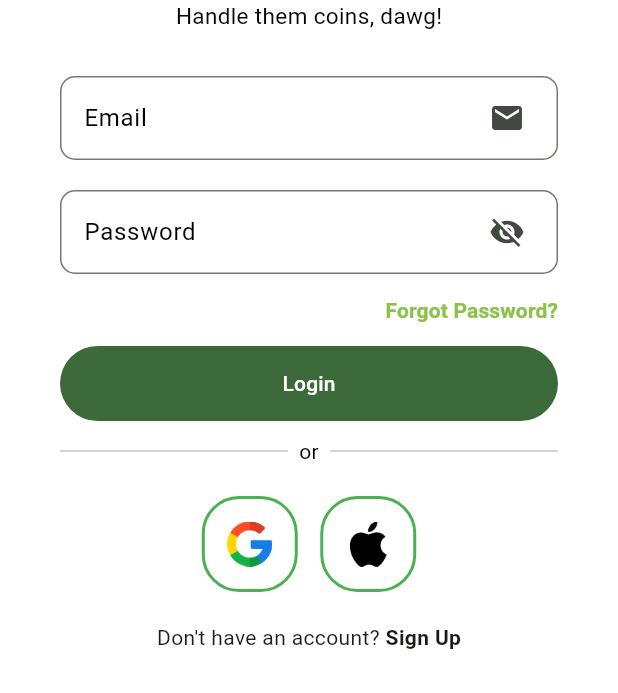
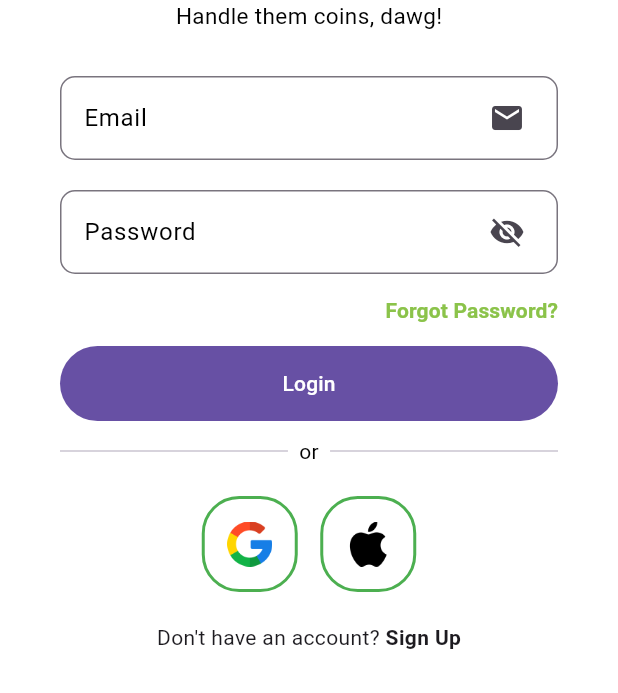
Before and after one commit to fabiooo4/Pecunia, a Flutter app: the screen it shows after launch, on a phone screen of 412 x 824 dp, the part 543-1236 px from its top. Run offline on Flutter 3.47's test engine with Material 2 defaults, Android fonts, the phone set to English and light mode, and no system bars; our stand-ins replace flutter_riverpod, go_router, google_nav_bar, riverpod_annotation, supabase_flutter, syncfusion_flutter_charts; accounts and stored records are empty; generated files the repository leaves out were written again.

Commit message:
minor changes

```diff
--- a/lib/screens/dashboard/dashboard.dart
+++ b/lib/screens/dashboard/dashboard.dart
@@ -41,7 +41,6 @@
         .watch(userProvider(id: Supabase.instance.client.auth.currentUser!.id));
 
     return Scaffold(
-      backgroundColor: Colors.white,
       body: Center(
         child: SafeArea(
           child: Column(
--- a/lib/src/app.dart
+++ b/lib/src/app.dart
@@ -15,26 +15,15 @@
 
   @override
   Widget build(BuildContext context) {
-    // Glue the SettingsController to the MaterialApp.
-    //
-    // The AnimatedBuilder Widget listens to the SettingsController for changes.
-    // Whenever the user updates their settings, the MaterialApp is rebuilt.
     return AnimatedBuilder(
       animation: settingsController,
-      builder: (BuildContext context, Widget? child,) {
-
+      builder: (
+        BuildContext context,
+        Widget? child,
+      ) {
         return MaterialApp.router(
           routerConfig: router,
-
-          // Providing a restorationScopeId allows the Navigator built by the
-          // MaterialApp to restore the navigation stack when a user leaves and
-          // returns to the app after it has been killed while running in the
-          // background.
           restorationScopeId: 'app',
-
-          // Provide the generated AppLocalizations to the MaterialApp. This
-          // allows descendant Widgets to display the correct translations
-          // depending on the user's locale.
           localizationsDelegates: const [
             AppLocalizations.delegate,
             GlobalMaterialLocalizations.delegate,
@@ -42,33 +31,64 @@
             GlobalCupertinoLocalizations.delegate,
           ],
           supportedLocales: const [
-            Locale('en', ''), // English, no country code
+            Locale('en', ''),
           ],
-
-          // Use AppLocalizations to configure the correct application title
-          // depending on the user's locale.
-          //
-          // The appTitle is defined in .arb files found in the localization
-          // directory.
           onGenerateTitle: (BuildContext context) =>
               AppLocalizations.of(context)!.appTitle,
-
-          // Define a light and dark color theme. Then, read the user's
-          // preferred ThemeMode (light, dark, or system default) from the
-          // SettingsController to display the correct theme.
-          theme: ThemeData(
-            useMaterial3: true,
-            colorScheme: ColorScheme.fromSeed(seedColor: Colors.green),
-          ),
-          darkTheme: ThemeData.dark(
-            useMaterial3: true,
-          ),
+          theme: AppTheme().lightTheme,
+          darkTheme: AppTheme().darkTheme,
           themeMode: ThemeMode.light,
-
-          // Define a function to handle named routes in order to support
-          // Flutter web url navigation and deep linking.
+          debugShowCheckedModeBanner: false,
         );
       },
     );
   }
 }
+
+class AppColors {
+  static const MaterialColor lightGreen = MaterialColor(
+    0xFF00C853, // Primary color value
+    <int, Color>{
+      50: Color(0xFFF1F8E9),
+      100: Color(0xFFDCEDC8),
+      200: Color(0xFFC5E1A5),
+      300: Color(0xFFAED581),
+      400: Color(0xFF9CCC65),
+      500: Color(0xFF8BC34A),
+      600: Color(0xFF7CB342),
+      700: Color(0xFF689F38),
+      800: Color(0xFF558B2F),
+      900: Color(0xFF33691E),
+    },
+  );
+
+  static const MaterialColor darkGreen = MaterialColor(
+    0xFF00C853, // Primary color value
+    <int, Color>{
+      50: Color(0xFF1B5E20),
+      100: Color(0xFF22492D),
+      200: Color(0xFF1E3A23),
+      300: Color(0xFF15291A),
+      400: Color(0xFF0E1F15),
+      500: Color(0xFF0A140F),
+      600: Color(0xFF080E0A),
+      700: Color(0xFF050A08),
+      800: Color(0xFF020505),
+      900: Color(0xFF000000),
+    },
+  );
+}
+
+class AppTheme {
+  ThemeData get lightTheme => ThemeData(
+        useMaterial3: true,
+        brightness: Brightness.light,
+        primarySwatch: AppColors.lightGreen,
+      );
+
+  ThemeData get darkTheme => ThemeData(
+        useMaterial3: true,
+        brightness: Brightness.dark,
+        primarySwatch: AppColors.darkGreen,
+      );
+}
```
Also changed, not shown: lib/widgets/categoryw.dart (+6 -64 lines).
